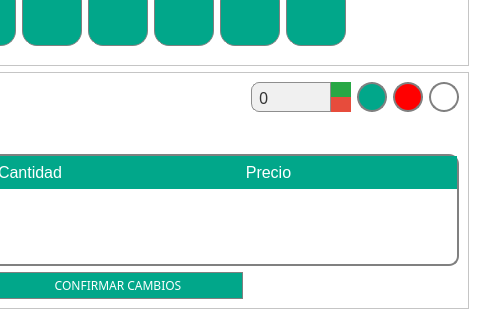
Old version of the form gui/modificar.ui in the repository MariaFdezVertedor/ControlDeStock; both pictures show x 243 to 723 and y 177 to 497 of the 723 by 497 pixel window.
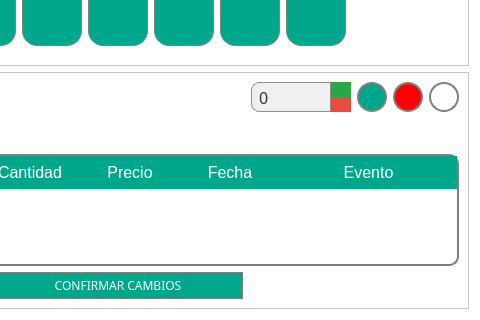
New version of the form. Icons and pictures are not drawn.

Commit message: Modificadas tablas main y modificar para que coincidad todas las columnas

Patch:
```diff
--- a/gui/modificar.ui
+++ b/gui/modificar.ui
@@ -1137,6 +1137,16 @@
           <string>Precio</string>
          </property>
         </column>
+        <column>
+         <property name="text">
+          <string>Fecha</string>
+         </property>
+        </column>
+        <column>
+         <property name="text">
+          <string>Evento</string>
+         </property>
+        </column>
        </widget>
       </item>
       <item alignment="Qt::AlignHCenter">
```
The commit also changes 3 other files.
